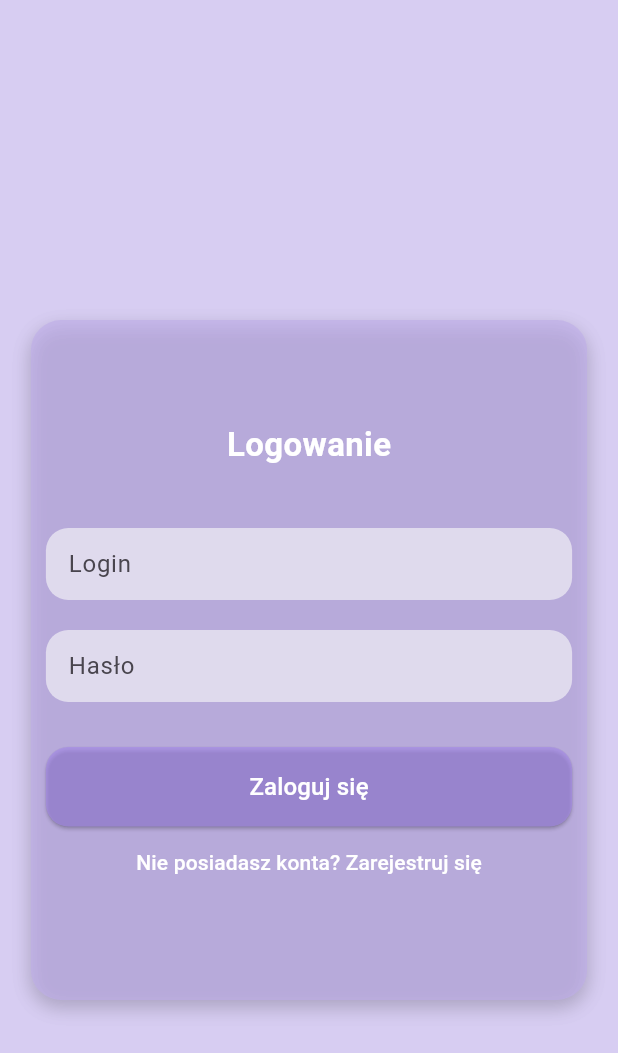
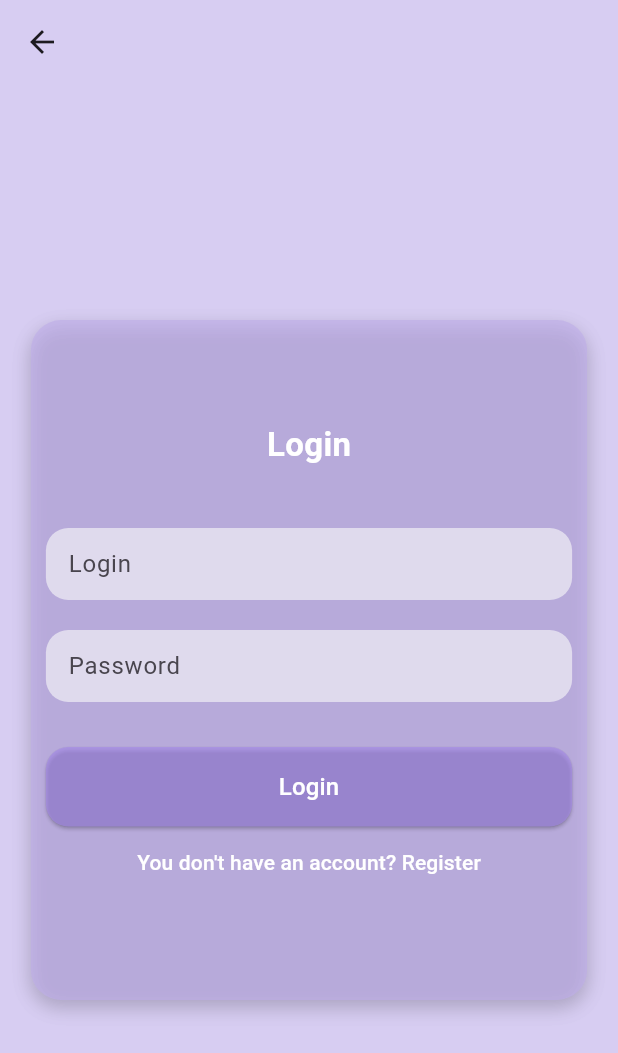
Before and after one commit to KN-Signum/best_app, a Flutter app: the LoginScreen screen opened directly, on a phone screen of 412 x 824 dp. Shown: the top 1053 px of the screen. Run offline on Flutter 3.47's test engine with Material 3 defaults, Android fonts, the phone set to English and light mode, and no system bars; network calls fail.

Commit message:
Refactor color scheme in auth and home screens

```diff
--- a/lib/main.dart
+++ b/lib/main.dart
@@ -1,4 +1,5 @@
 import 'package:best_app/screens/auth.dart';
+import 'package:best_app/screens/home.dart';
 import 'package:flutter/material.dart';
 
 void main() {
@@ -17,7 +18,7 @@
         useMaterial3: true,
       ),
       debugShowCheckedModeBanner: false,
-      home: const LoginScreen(),
+      home: const Home(userId: 'da7807a5aa6d9b3586b1c38a477121c3',),
     );
   }
 }
--- a/lib/screens/auth.dart
+++ b/lib/screens/auth.dart
@@ -31,7 +31,7 @@
     if (_password != _confirmPassword) {
       // Zgłoś błąd, jeśli hasła się nie zgadzają
       ScaffoldMessenger.of(context).showSnackBar(
-        const SnackBar(content: Text('Hasła muszą się zgadzać!')),
+        const SnackBar(content: Text('Passwords do not match.')),
       );
       return;
     }
@@ -40,7 +40,7 @@
     UserToDb newUser = UserToDb(
       name: _firstName ?? '',
       surname: _lastName ?? '',
-      bio: _bio ?? 'Użytkownik nie podał bio.', // Przykładowy bio
+      bio: _bio ?? 'User didnt provide any bio', // Przykładowy bio
       tags: _tags.isNotEmpty
           ? _tags
           : ['General'], // Przykładowe tagi, jeśli brak
@@ -67,7 +67,7 @@
     } else {
       // Obsługa błędu
       ScaffoldMessenger.of(context).showSnackBar(
-        const SnackBar(content: Text('Rejestracja nie powiodła się.')),
+        const SnackBar(content: Text('Registration failed.')),
       );
     }
   }
@@ -76,7 +76,7 @@
   void _submitLogin() async {
     if (_login == null || _password == null) {
       ScaffoldMessenger.of(context).showSnackBar(
-        const SnackBar(content: Text('Proszę wprowadzić login i hasło.')),
+        const SnackBar(content: Text('Please fill in all fields.')),
       );
       return;
     }
@@ -94,7 +94,7 @@
     } else {
       // Obsługa błędu
       ScaffoldMessenger.of(context).showSnackBar(
-        const SnackBar(content: Text('Niepoprawne dane logowania.')),
+        const SnackBar(content: Text('Incorrect login or password.')),
       );
     }
   }
@@ -147,7 +147,7 @@
         ? Column(
             children: [
               Text(
-                'Logowanie',
+                'Login',
                 style: TextStyle(
                   fontSize: isSmallScreen ? 22 : 28,
                   fontWeight: FontWeight.bold,
@@ -160,7 +160,7 @@
                 onChanged: (value) => _login = value,
               ),
               _buildTextField(
-                hintText: 'Hasło',
+                hintText: 'Password',
                 isPassword: true,
                 onChanged: (value) => _password = value,
               ),
@@ -177,7 +177,7 @@
                 : null,
             steps: <Step>[
               Step(
-                title: const Text('Podstawowe dane'),
+                title: const Text('Basic data'),
                 isActive: _currentStep >= 0,
                 state:
                     _currentStep > 0 ? StepState.complete : StepState.indexed,
@@ -195,22 +195,22 @@
                 ),
               ),
               Step(
-                title: const Text('Dane osobowe'),
+                title: const Text('Personal data'),
                 isActive: _currentStep >= 1,
                 state:
                     _currentStep > 1 ? StepState.complete : StepState.indexed,
                 content: Column(
                   children: [
                     _buildTextField(
-                      hintText: 'Imię',
+                      hintText: 'Name',
                       onChanged: (value) => _firstName = value,
                     ),
                     _buildTextField(
-                      hintText: 'Nazwisko',
+                      hintText: 'Surname',
                       onChanged: (value) => _lastName = value,
                     ),
                     _buildTextField(
-                      hintText: 'Numer telefonu',
+                      hintText: 'Phone number',
                       onChanged: (value) => _phoneNumber = value,
                     ),
                     _buildTextField(
@@ -218,7 +218,7 @@
                       onChanged: (value) => _bio = value,
                     ),
                     _buildTextField(
-                      hintText: 'Tagi (oddzielone przecinkami)', // Pole tagów
+                      hintText: 'Tags (with coma separator)', // Pole tagów
                       onChanged: (value) => _tags =
                           value.split(',').map((e) => e.trim()).toList(),
                     ),
@@ -226,19 +226,19 @@
                 ),
               ),
               Step(
-                title: const Text('Hasło'),
+                title: const Text('Password'),
                 isActive: _currentStep >= 2,
                 state:
                     _currentStep > 2 ? StepState.complete : StepState.indexed,
                 content: Column(
                   children: [
                     _buildTextField(
-                      hintText: 'Hasło',
+                      hintText: 'Password',
                       isPassword: true,
                       onChanged: (value) => _password = value,
                     ),
                     _buildTextField(
-                      hintText: 'Potwierdź hasło',
+                      hintText: 'Confirm password',
                       isPassword: true,
                       onChanged: (value) => _confirmPassword = value,
                     ),
@@ -246,7 +246,7 @@
                 ),
               ),
               Step(
-                title: const Text('Przegląd'),
+                title: const Text('Review'),
                 isActive: _currentStep >= 3,
                 state:
                     _currentStep > 3 ? StepState.complete : StepState.indexed,
@@ -255,11 +255,11 @@
                   children: [
                     _buildReviewRow('Login', _login),
                     _buildReviewRow('Email', _email),
-                    _buildReviewRow('Imię', _firstName),
-                    _buildReviewRow('Nazwisko', _lastName),
-                    _buildReviewRow('Numer telefonu', _phoneNumber),
+                    _buildReviewRow('Name', _firstName),
+                    _buildReviewRow('Surname', _lastName),
+                    _buildReviewRow('Phone number', _phoneNumber),
                     _buildReviewRow('Bio', _bio),
-                    _buildReviewRow('Tagi', _tags.join(', ')),
+                    _buildReviewRow('Tags', _tags.join(', ')),
                   ],
                 ),
               ),
@@ -315,7 +315,7 @@
                   child: Padding(
                     padding: const EdgeInsets.symmetric(vertical: 15),
                     child: Text(
-                      isLogin ? 'Zaloguj się' : 'Zarejestruj się',
+                      isLogin ? 'Login' : 'Register',
                       style: TextStyle(
                         fontSize: isSmallScreen ? 16 : 18,
                         color: Colors.white,
@@ -333,8 +333,8 @@
                 },
                 child: Text(
                   isLogin
-                      ? 'Nie posiadasz konta? Zarejestruj się'
-                      : 'Masz już konto? Zaloguj się',
+                      ? 'You don\'t have an account? Register'
+                      : 'Have an account? Login',
                   style: const TextStyle(color: Colors.white),
                 ),
               ),
--- a/lib/screens/home.dart
+++ b/lib/screens/home.dart
@@ -225,7 +225,7 @@
         : Container();
 
     return Scaffold(
-    backgroundColor:  const Color.fromARGB(156, 190, 173, 233),
+    backgroundColor: const Color.fromARGB(156, 249, 249, 249),
       body: BaseLayout(
         userId: widget.userId,
         myNotes: myNotes,
@@ -257,7 +257,7 @@
                           margin: const EdgeInsets.all(10),
                           child: const Align(
                             alignment: Alignment.centerLeft,
-                            child: Text('      Wyszukiwanie',
+                            child: Text('      Announcements browser',
                                 style: TextStyle(fontSize: 20)),
                           ),
                         ),
@@ -270,7 +270,7 @@
                           child: TextFormField(
                             controller: _searchController,
                             decoration: const InputDecoration(
-                              hintText: '      Wyszukaj',
+                              hintText: '      search announcements...',
                               contentPadding:
                                   EdgeInsets.symmetric(horizontal: 15),
                               border: InputBorder.none,
@@ -289,7 +289,7 @@
                           child: Row(
                             children: [
                               SizedBox(width: 15),
-                              const Text("  Filtry: "),
+                              const Text("  Filters: "),
                               DropdownButton<String>(
                                 value: selectedFilter,
                                 icon: const Icon(Icons.arrow_drop_down),
--- a/lib/widgets/base_layout.dart
+++ b/lib/widgets/base_layout.dart
@@ -30,6 +30,9 @@
         width: 30, // Możesz dostosować rozmiar
         height: 30,
         fit: BoxFit.cover,
+        errorBuilder: (context, error, stackTrace) {
+          return const Icon(Icons.home); // Ikona wyświetlana, gdy logo się nie ładuje
+        },
       ),
 
           onPressed: () => Navigator.of(context).pushReplacement(
```
Also changed, not shown: pubspec.lock. Lines whose indentation alone changed are shown as unchanged.
